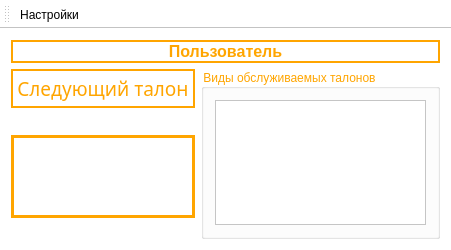
Qt form mainwindow.ui (federicovalenso/clinicTicketsQueueServiceClient) before a commit.
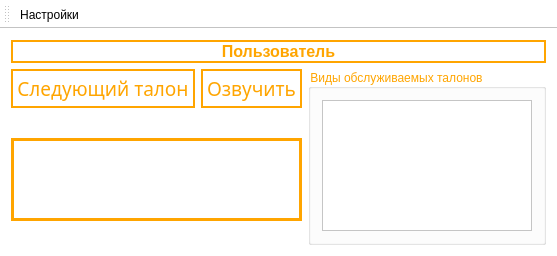
The same form after that commit. Icons and pictures are not drawn.

Commit message: Added voice-button, on-close action Voice-button sends request to set unvoiced ticket's state On close: added message box with question On close: send request to set ticket as done, if it's ok, program will close, else not

```diff
--- a/mainwindow.ui
+++ b/mainwindow.ui
@@ -6,8 +6,8 @@
    <rect>
     <x>0</x>
     <y>0</y>
-    <width>451</width>
-    <height>234</height>
+    <width>557</width>
+    <height>256</height>
    </rect>
   </property>
   <property name="font">
@@ -116,6 +116,46 @@
               </property>
              </widget>
             </item>
+            <item>
+             <widget class="QPushButton" name="btnVoiceTicket">
+              <property name="font">
+               <font>
+                <family>Century Gothic</family>
+                <pointsize>14</pointsize>
+               </font>
+              </property>
+              <property name="cursor">
+               <cursorShape>PointingHandCursor</cursorShape>
+              </property>
+              <property name="styleSheet">
+               <string notr="true">QPushButton
+{
+	padding: 4px;
+    font-family: &quot;Century Gothic&quot;;
+    color: orange;
+    background-color: white;
+    border: 2px solid orange;
+}
+QPushButton:hover
+{
+    color: white;
+    background-color: orange;
+}
+QPushButton:pressed
+{
+    border: 3px solid white;
+    color: white;
+    background-color: #E74C3C;
+}</string>
+              </property>
+              <property name="text">
+               <string>Озвучить</string>
+              </property>
+              <property name="flat">
+               <bool>true</bool>
+              </property>
+             </widget>
+            </item>
            </layout>
           </item>
           <item>
@@ -171,6 +211,9 @@
             <property name="scaledContents">
              <bool>true</bool>
             </property>
+            <property name="alignment">
+             <set>Qt::AlignCenter</set>
+            </property>
            </widget>
           </item>
           <item>
```
The commit also changes 6 other files.
